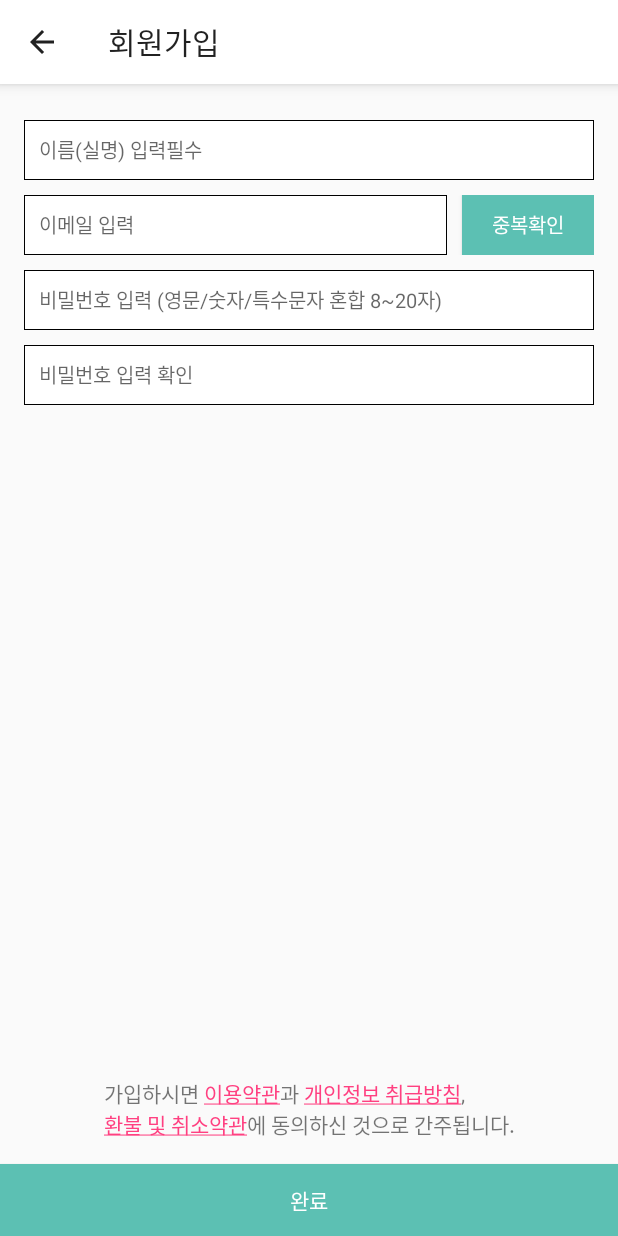
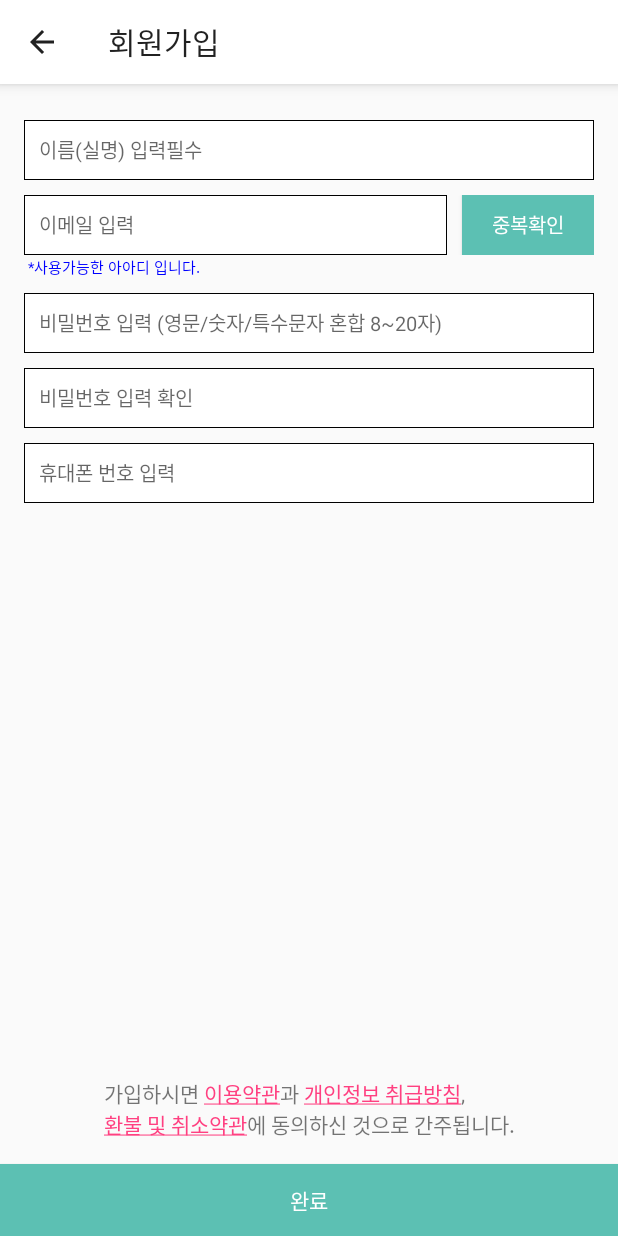
Before and after one commit to Seopftware/Android_MyChef, an Android app: the Register_chef screen opened directly, with no data from a screen before it, on a phone screen of 412 x 824 dp. Run offline under Robolectric (Android 15) with nearby library versions, the light colour scheme and no system bars.

Commit message:
17.06.22                     쉐프_회원가입_프로필 화면_dialog 선택창 성공                     쉐프_회원가입_회원가입화면_정규화                     쉐프_회원가입_이메일중복확인

```diff
--- a/app/src/main/java/thread/seopftware/mychef/Register_chef.java
+++ b/app/src/main/java/thread/seopftware/mychef/Register_chef.java
@@ -1,6 +1,6 @@
 package thread.seopftware.mychef;
 
-import android.content.Intent;
+import android.graphics.Color;
 import android.os.Bundle;
 import android.support.v7.app.ActionBar;
 import android.support.v7.app.AppCompatActivity;
@@ -8,12 +8,20 @@ import android.support.v7.widget.Toolbar;
 import android.text.util.Linkify;
 import android.view.MenuItem;
 import android.view.View;
+import android.widget.Button;
+import android.widget.EditText;
+import android.widget.LinearLayout;
 import android.widget.TextView;
+import android.widget.Toast;
 
 import java.util.regex.Matcher;
 import java.util.regex.Pattern;
 
 public class Register_chef extends AppCompatActivity {
+
+    EditText et_Name, et_Email, et_Password, et_PasswordConfirm;
+    Button btn_EmailCheck;
+
 
     @Override
     protected void onCreate(Bundle savedInstanceState) {
@@ -50,6 +58,25 @@ public class Register_chef extends AppCompatActivity {
         Linkify.addLinks(tvLinkify, pattern2, "http://blog.naver.com/manadra", null, mTransform);
         Linkify.addLinks(tvLinkify, pattern3, "http://blog.naver.com/manadra", null, mTransform);
 
+        et_Name= (EditText) findViewById(R.id.et_Name);
+        et_Email= (EditText) findViewById(R.id.et_Email);
+        et_Password= (EditText) findViewById(R.id.et_Password);
+        et_PasswordConfirm= (EditText) findViewById(R.id.et_PasswordConfirm);
+        btn_EmailCheck= (Button) findViewById(R.id.btn_EmailCheck);
+        btn_EmailCheck.setOnClickListener(new View.OnClickListener() {
+            @Override
+            public void onClick(View v) {
+                String Email=et_Email.getText().toString();
+
+
+            }
+        });
+        LinearLayout ll= (LinearLayout) findViewById(R.id.ll3);
+        TextView tv=new TextView(this);
+        tv.setText(" *사용가능한 아아디 입니다.");
+        tv.setTextSize(10);
+        tv.setTextColor(Color.BLUE);
+        ll.addView(tv);
 
     }
 
@@ -65,7 +92,79 @@ public class Register_chef extends AppCompatActivity {
     }
 
     public void onClickedNext(View V) {
-        Intent intent=new Intent(getApplicationContext(), Register_chef2.class);
-        startActivity(intent);
+
+        // 이름 입력 안했을 때
+        if(et_Name.getText().toString().length()==0) {
+            Toast.makeText(getApplicationContext(),"이름을 입력해주세요.", Toast.LENGTH_SHORT).show();
+            et_Name.requestFocus();
+            return;
+        }
+
+        // 이메일 입력 안했을 때
+        if(et_Email.getText().toString().length()==0) {
+            Toast.makeText(getApplicationContext(),"이메일을 입력해주세요.", Toast.LENGTH_SHORT).show();
+            et_Email.requestFocus();
+            return;
+        }
+
+        // 이메일 정규식 체크
+        if(EmailValid(et_Email.getText().toString())==false) {
+            Toast.makeText(getApplicationContext(), "올바른 E-mail 형식이 아닙니다.\nex)abcd@nova.com", Toast.LENGTH_SHORT).show();
+            et_Email.requestFocus();
+            return;
+        }
+
+        // 비밀번호 입력 안했을 때
+        if(et_Password.getText().toString().length()==0) {
+            Toast.makeText(getApplicationContext(), "Password를 입력하세요!", Toast.LENGTH_SHORT).show();
+            et_Password.requestFocus();
+            return;
+        }
+
+        // 비밀번호 정규식 체크
+        if(PasswordValid(et_Password.getText().toString())==false) {
+            Toast.makeText(getApplicationContext(), "비밀번호는 '특수문자'를 포함하여 '여덟 글자 이상'을 입력하셔야 합니다.", Toast.LENGTH_SHORT).show();
+            et_Password.requestFocus();
+            return;
+        }
+
+        // 비밀번호 확인 입력 안했을 때
+        if(et_PasswordConfirm.getText().toString().length()==0) {
+            Toast.makeText(getApplicationContext(), "PasswordConfirm를 입력하세요!", Toast.LENGTH_SHORT).show();
+            et_PasswordConfirm.requestFocus();
+            return;
+
+        }
+
+        // 비밀번호 일치하지 않을 때
+        if(!et_Password.getText().toString().equals(et_PasswordConfirm.getText().toString())) {
+            Toast.makeText(getApplicationContext(), "비밀번호가 일치하지 않습니다.", Toast.LENGTH_SHORT).show();
+            et_Password.setText("");
+            et_PasswordConfirm.setText("");
+            et_PasswordConfirm.requestFocus();
+            return;
+        }
+
+
+
+//        Intent intent=new Intent(getApplicationContext(), Register_chef2.class);
+//        startActivity(intent);
+    }
+
+
+    // 정규식을 이용한 이메일 형식 체크
+    private boolean EmailValid(String email) {
+        String mail = "^[_a-zA-Z0-9-\\.]+@[\\.a-zA-Z0-9-]+\\.[a-zA-Z]+$";
+        Pattern p = Pattern.compile(mail);
+        Matcher m = p.matcher(email);
+        return m.matches();
+    }
+
+    // 정규식을 이용한 비밀번호 형식 체크
+    private boolean PasswordValid(String password) {
+        String password1 ="^[a-zA-Z0-9!@.#$%^&*?_~]{8,16}$";
+        Pattern pass =Pattern.compile(password1);
+        Matcher word= pass.matcher(password);
+        return word.matches();
     }
 }
--- a/app/src/main/res/layout/activity_register_chef.xml
+++ b/app/src/main/res/layout/activity_register_chef.xml
@@ -68,9 +68,10 @@
             android:textSize="13sp" />
 
         <LinearLayout
-            android:layout_marginTop="10dp"
+            android:id="@+id/ll2"
             android:layout_width="match_parent"
             android:layout_height="wrap_content"
+            android:layout_marginTop="10dp"
             android:layout_weight="0.11"
             android:orientation="horizontal">
 
@@ -92,19 +93,28 @@
                 android:layout_height="40dp"
                 android:layout_marginLeft="10dp"
                 android:background="#5CC0B3"
-                android:onClick="onClickedEmailCheck"
                 android:text="중복확인"
                 android:textColor="#FFFFFF"
                 android:textSize="13sp" />
         </LinearLayout>
 
         <LinearLayout
+            android:id="@+id/ll3"
             android:layout_width="match_parent"
             android:layout_height="wrap_content"
             android:orientation="vertical"
+            tools:layout_editor_absoluteY="8dp"
+            tools:layout_editor_absoluteX="8dp">
+        </LinearLayout>
+
+        <LinearLayout
+            android:id="@+id/ll"
+            android:layout_width="match_parent"
+            android:layout_height="wrap_content"
+            android:orientation="vertical"
+            android:paddingTop="10dp"
             tools:layout_editor_absoluteX="8dp"
-            tools:layout_editor_absoluteY="8dp"
-            android:paddingTop="10dp">
+            tools:layout_editor_absoluteY="8dp">
 
             <EditText
                 android:id="@+id/et_Password"
@@ -118,7 +128,7 @@
                 android:textSize="13sp" />
 
             <EditText
-                android:id="@+id/etPasswordConfirm"
+                android:id="@+id/et_PasswordConfirm"
                 android:layout_width="match_parent"
                 android:layout_height="40dp"
                 android:layout_marginTop="10dp"
@@ -129,24 +139,24 @@
                 android:paddingLeft="10dp"
                 android:textSize="13sp" />
 
-            <!--<LinearLayout-->
-                <!--android:layout_width="match_parent"-->
-                <!--android:layout_height="match_parent"-->
-                <!--android:layout_weight="0.11"-->
-                <!--android:orientation="horizontal"-->
-                <!--android:paddingTop="10dp">-->
+            <LinearLayout
+            android:layout_width="match_parent"
+            android:layout_height="match_parent"
+            android:layout_weight="0.11"
+            android:orientation="horizontal"
+            android:paddingTop="10dp">
 
-                <!--<EditText-->
-                    <!--android:id="@+id/editText11"-->
-                    <!--android:layout_width="match_parent"-->
-                    <!--android:layout_height="40dp"-->
-                    <!--android:layout_weight="1"-->
-                    <!--android:background="@drawable/edittext"-->
-                    <!--android:ems="12"-->
-                    <!--android:hint="휴대폰 번호 입력"-->
-                    <!--android:inputType="number"-->
-                    <!--android:paddingLeft="10dp"-->
-                    <!--android:textSize="13sp" />-->
+            <EditText
+            android:id="@+id/editText11"
+            android:layout_width="match_parent"
+            android:layout_height="40dp"
+            android:layout_weight="1"
+            android:background="@drawable/edittext"
+            android:ems="12"
+            android:hint="휴대폰 번호 입력"
+            android:inputType="number"
+            android:paddingLeft="10dp"
+            android:textSize="13sp" />
 
             <!--<Button-->
             <!--android:id="@+id/button10"-->
@@ -158,7 +168,7 @@
             <!--android:textColor="#FFFFFF"-->
             <!--android:textSize="13sp" />-->
 
-            <!--</LinearLayout>-->
+            </LinearLayout>
 
             <!--<LinearLayout-->
             <!--android:layout_width="match_parent"-->
```
Lines whose indentation alone changed are shown as unchanged.
